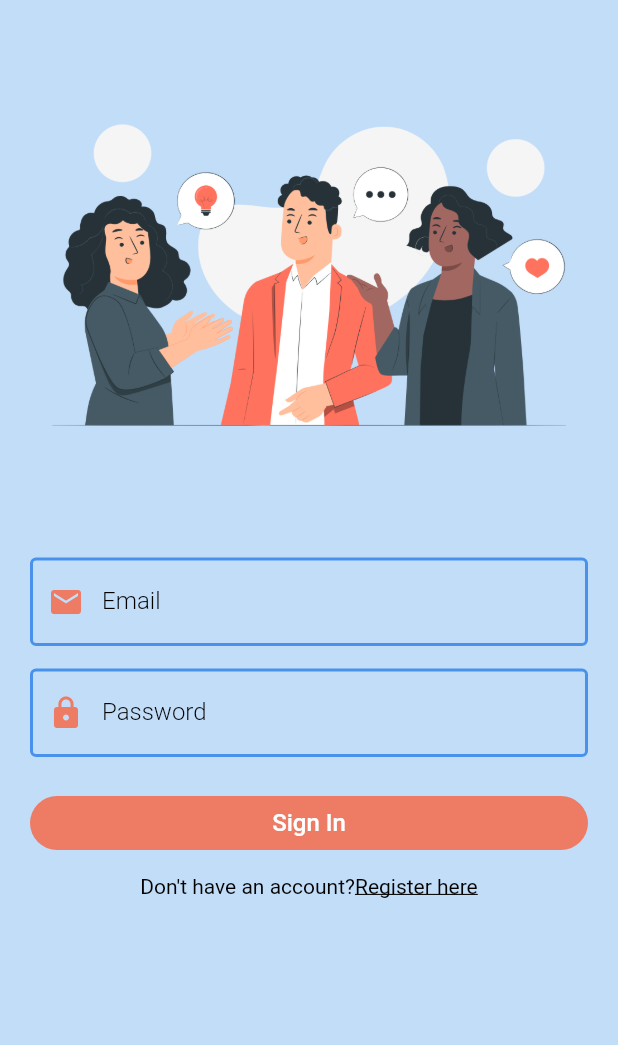
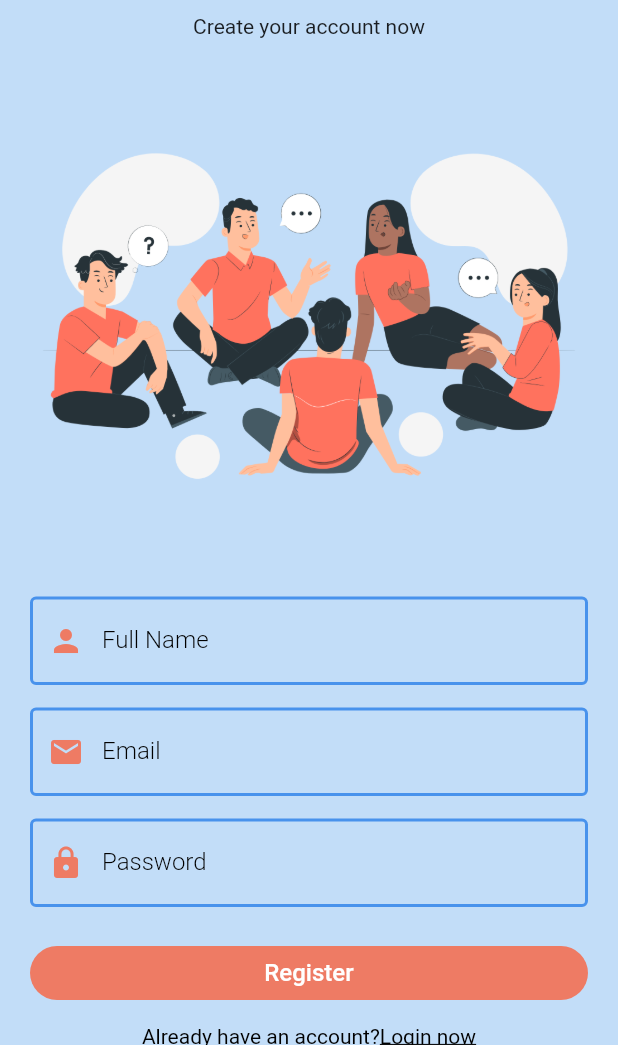
Before and after one commit to efimsivolap/PhoneBook_app, a Flutter app: the RegisterPage screen opened directly, on a phone screen of 412 x 824 dp, the part 191-1236 px from its top. Run offline on Flutter 3.47's test engine with Material 2 defaults, Android fonts, the phone set to English and light mode, and no system bars; our stand-ins replace firebase_core, shared_preferences; accounts and stored records are empty.

Commit message:
register_page

```diff
--- a/lib/pages/auth/register_page.dart
+++ b/lib/pages/auth/register_page.dart
@@ -1,5 +1,6 @@
 import 'package:flutter/gestures.dart';
 import 'package:flutter/material.dart';
+import 'package:phone_book_app/pages/auth/login_page.dart';
 
 import '../../widgets/widgets.dart';
 
@@ -35,7 +36,34 @@ class _RegisterPageState extends State<RegisterPage> {
                     fontWeight: FontWeight.bold,
                   ),
                 ),
-                Image.asset("assets/login.png"),
+                const SizedBox(
+                  height: 10,
+                ),
+                const Text("Create your account now"),
+                Image.asset("assets/register.png"),
+                TextFormField(
+                  decoration: textInputDecoration.copyWith(
+                      labelText: "Full Name",
+                      prefixIcon: Icon(
+                        Icons.person,
+                        color: Theme.of(context).primaryColor,
+                      )),
+                  onChanged: (val) {
+                    setState(() {
+                      fullName = val;
+                    });
+                  },
+                  validator: (val) {
+                    if (val!.isNotEmpty) {
+                      return null;
+                    } else {
+                      return "Name can't be empty";
+                    }
+                  },
+                ),
+                const SizedBox(
+                  height: 15,
+                ),
                 TextFormField(
                   decoration: textInputDecoration.copyWith(
                       labelText: "Email",
@@ -46,7 +74,6 @@ class _RegisterPageState extends State<RegisterPage> {
                   onChanged: (val) {
                     setState(() {
                       email = val;
-                      print(email);
                     });
                   },
                   validator: (val) {
@@ -94,7 +121,7 @@ class _RegisterPageState extends State<RegisterPage> {
                       ),
                     ),
                     child: const Text(
-                      "Sign In",
+                      "Register",
                       style: TextStyle(
                         color: Colors.white,
                         fontSize: 16,
@@ -110,20 +137,20 @@ class _RegisterPageState extends State<RegisterPage> {
                 ),
                 Text.rich(
                   TextSpan(
-                    text: "Don't have an account?",
+                    text: "Already have an account?",
                     style: TextStyle(
                       color: Colors.black,
                       fontSize: 14,
                     ),
                     children: <TextSpan>[
                       TextSpan(
-                          text: "Register here",
+                          text: "Login now",
                           style: const TextStyle(
                               color: Colors.black,
                               decoration: TextDecoration.underline),
                           recognizer: TapGestureRecognizer()
                             ..onTap = () {
-                              nextScreen(context, const RegisterPage());
+                              nextScreen(context, const LoginPage());
                             }),
                     ],
                   ),
```
